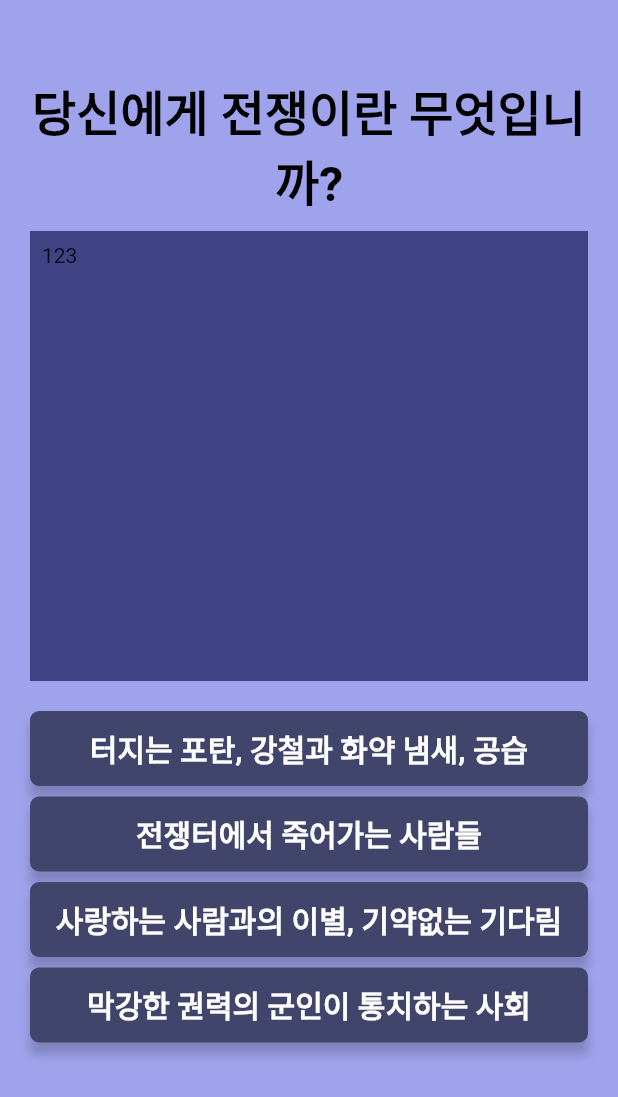
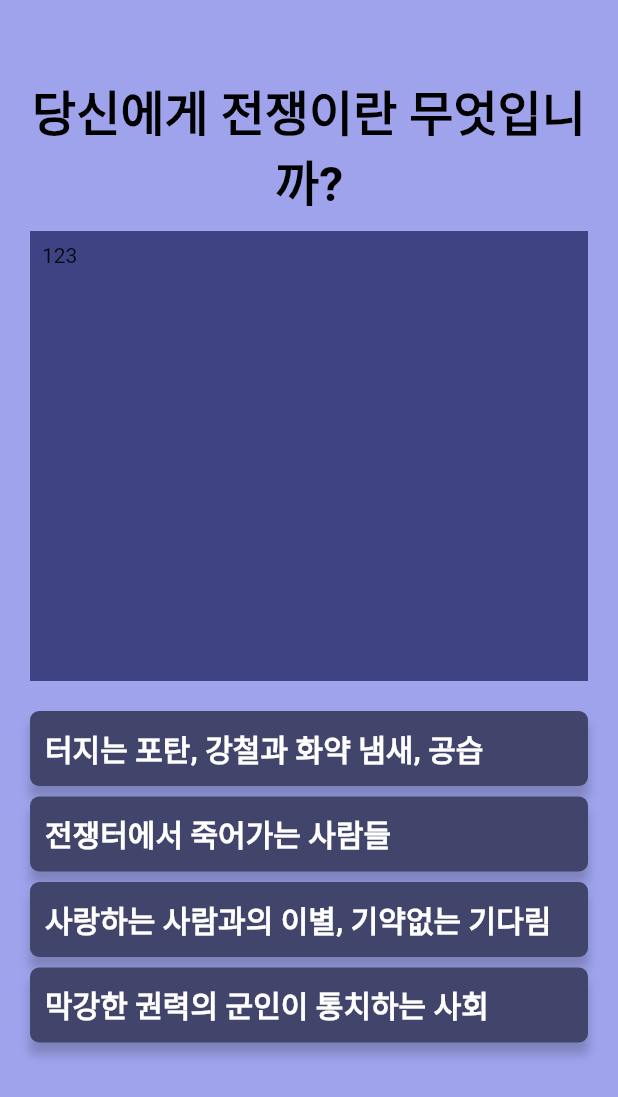
Before and after one commit to gns0170/flutter_app_7, a Flutter app: the Question screen opened directly, on a phone screen of 412 x 824 dp. Shown: the top 1097 px of the screen. Run offline on Flutter 3.47's test engine with Material 2 defaults, Android fonts, the phone set to English and light mode, and no system bars; our stand-ins replace charts_flutter, shared_preferences; accounts and stored records are empty.

Commit message:
10th, save

```diff
--- a/lib/screens/questions.dart
+++ b/lib/screens/questions.dart
@@ -56,6 +56,7 @@ class _QuestionState extends State<Question> {
             itemBuilder: (BuildContext context, int index) {
               return DarkButton(
                 text: shownQuestion.options[index].text,
+                left: true,
                 onPressed: () {
                   changePage();
                   proAddWeight(shownQuestion.options[index].weightStyle);
--- a/lib/widgets/button.dart
+++ b/lib/widgets/button.dart
@@ -8,6 +8,7 @@ class DarkButton extends StatefulWidget {
       this.icon,
       this.height,
       this.width,
+      this.left,
       required this.onPressed,
       this.fontStyle})
       : super(key: key);
@@ -18,6 +19,7 @@ class DarkButton extends StatefulWidget {
   final dynamic width;
   final dynamic height;
 
+  final dynamic left;
   final dynamic fontStyle;
   @override
   _DarkButton createState() => _DarkButton();
@@ -76,14 +78,17 @@ class _DarkButton extends State<DarkButton> {
         borderRadius: BorderRadius.circular(6),
         child: InkWell(
           onTap: widget.onPressed,
-          child: Center(
           child: Row(
-              mainAxisAlignment: MainAxisAlignment.center,
+            mainAxisAlignment: widget.left == null
+                ? MainAxisAlignment.center
+                : MainAxisAlignment.start,
             children: [
               iconSwitch(),
+              widget.left == null
+                  ? const SizedBox()
+                  : const SizedBox(width: 10),
               Text(
                 widget.text,
-                  textAlign: TextAlign.center,
                 style: widget.fontStyle ??
                     const TextStyle(
                       color: Colors.white,
@@ -92,7 +97,6 @@ class _DarkButton extends State<DarkButton> {
                     ),
               ),
             ],
-            ),
           ),
         ),
       ),
```
Lines whose indentation alone changed are shown as unchanged.
